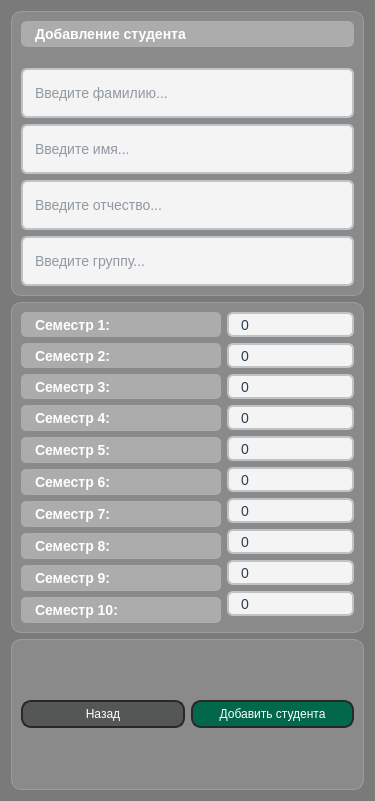
suyeatolog/PPOIS_2, file lab2/ui/addWindow.ui: the form before one commit.
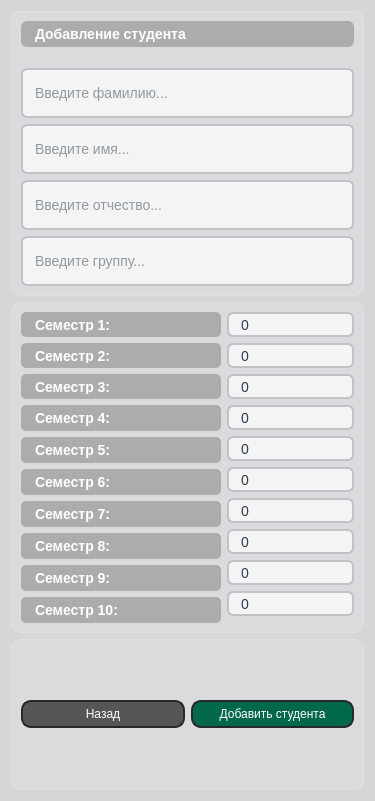
The form after the commit.

Commit message: refactor: changed the background color and some objects placement

```diff
--- a/lab2/ui/addWindow.ui
+++ b/lab2/ui/addWindow.ui
@@ -26,7 +26,7 @@
    <string>Dialog</string>
   </property>
   <property name="styleSheet">
-   <string notr="true">background-color: rgb(122, 122, 122);</string>
+   <string notr="true">background-color: rgb(214, 214, 216);</string>
   </property>
   <layout class="QVBoxLayout" name="verticalLayout_5">
    <item>
```
The commit also changes 7 other files.
